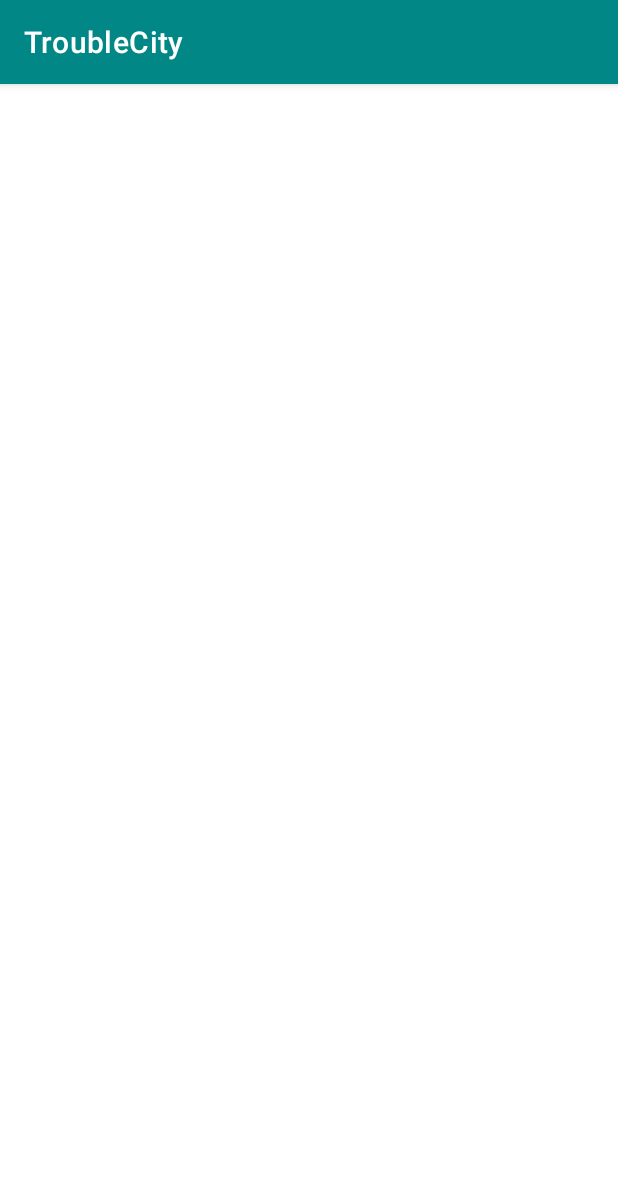
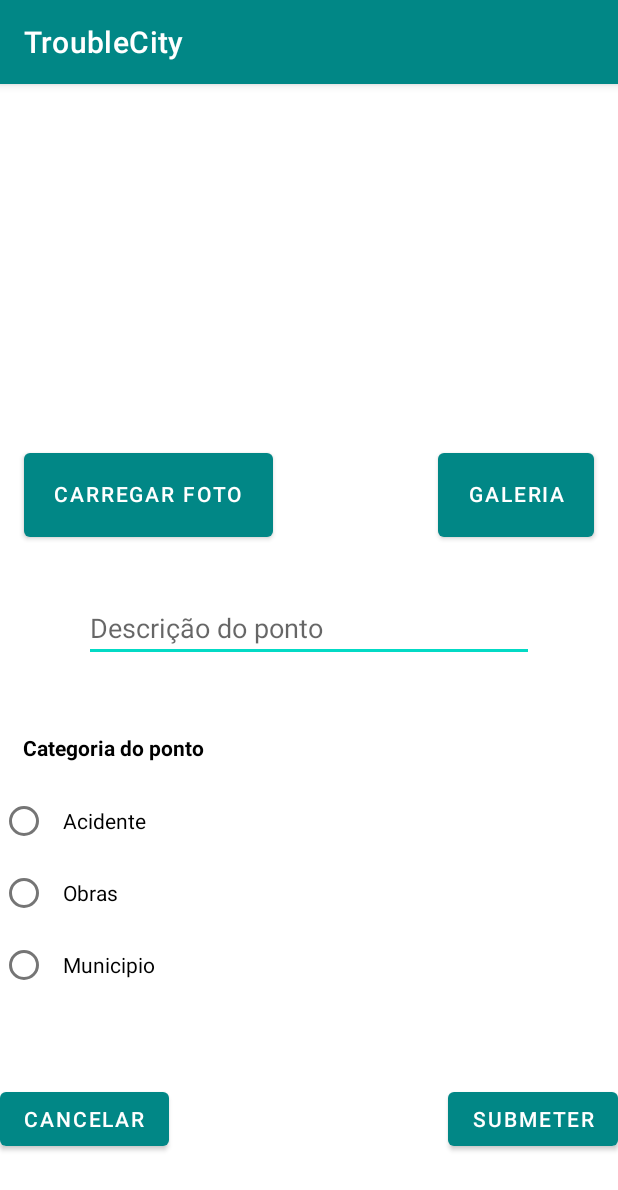
Before and after one commit to SergioRCarvalho/TroubleCity, an Android app: the Reportar screen opened directly, with no data from a screen before it, on a phone screen of 412 x 824 dp. Shown: the top 1190 px of the screen. Run offline under Robolectric (Android 15) with nearby library versions, the phone set to English and light mode, and no system bars.

Commit message:
atualizacao
criacao da atividade

```diff
--- a/app/src/main/AndroidManifest.xml
+++ b/app/src/main/AndroidManifest.xml
@@ -1,13 +1,6 @@
 <?xml version="1.0" encoding="utf-8"?>
 <manifest xmlns:android="http://schemas.android.com/apk/res/android"
     package="ipvc.estg.troublecity">
-
-    <uses-feature android:name="android.hardware.type.watch" />
-
-    <uses-permission android:name="android.permission.ACCESS_FINE_LOCATION" />
-    <uses-permission android:name="android.permission.WAKE_LOCK" />
-    <uses-permission android:name="android.permission.INTERNET" />
-    <uses-permission android:name="android.permission.ACCESS_BACKGROUND_LOCATION" />
 
     <application
         android:allowBackup="true"
@@ -16,7 +9,26 @@
         android:roundIcon="@mipmap/ic_launcher_round"
         android:supportsRtl="true"
         android:theme="@style/Theme.TroubleCity">
-        <activity android:name=".Reportar"></activity>
+        <activity
+            android:name=".Report"
+            android:label="@string/title_activity_report">
+            <intent-filter>
+                <action android:name="android.intent.action.MAIN" />
+
+                <category android:name="android.intent.category.LAUNCHER" />
+            </intent-filter>
+        </activity>
+
+        <!--
+               Set to true if your app is Standalone, that is, it does not require the handheld
+               app to run.
+        -->
+        <activity android:name=".Reportar" />
+
+        <activity
+            android:name=".MapsActivity"
+            android:label="@string/title_activity_maps" />
+        <activity android:name=".NotasActivity" />
         <!--
              The API key for Google Maps-based APIs is defined as a string resource.
              (See the file "res/values/google_maps_api.xml").
@@ -25,16 +37,8 @@
              sign the APK for publishing.
              You can define the keys for the debug and release targets in src/debug/ and src/release/.
         -->
-        <activity
-            android:name=".MapsActivity"
-            android:label="@string/title_activity_maps" />
-        <activity android:name=".NotasActivity" />
         <activity android:name=".LoginActivity" />
         <activity android:name=".Notas_detalhes" />
-        <!--
-               Set to true if your app is Standalone, that is, it does not require the handheld
-               app to run.
-        -->
         <activity android:name=".MainActivity">
             <intent-filter>
                 <action android:name="android.intent.action.MAIN" />
@@ -44,8 +48,27 @@
         </activity>
 
         <meta-data
+            android:name="com.google.android.wearable.standalone"
+            android:value="true" />
+        <!--
+               Set to true if your app is Standalone, that is, it does not require the handheld
+               app to run.
+        -->
+        <meta-data
             android:name="com.google.android.geo.API_KEY"
             android:value="@string/google_maps_key" />
+
+        <uses-library
+            android:name="com.google.android.wearable"
+            android:required="true" />
     </application>
 
+    <uses-feature android:name="android.hardware.type.watch" />
+
+    <uses-permission android:name="android.permission.ACCESS_FINE_LOCATION" />
+    <uses-permission android:name="android.permission.INTERNET" />
+    <uses-permission android:name="android.permission.ACCESS_BACKGROUND_LOCATION" />
+
+    <uses-permission android:name="android.permission.WAKE_LOCK" />
+
 </manifest>
--- a/app/src/main/res/layout/activity_reportar.xml
+++ b/app/src/main/res/layout/activity_reportar.xml
@@ -5,5 +5,113 @@
     android:layout_width="match_parent"
     android:layout_height="match_parent"
     tools:context=".Reportar">
+    <ImageView
+        android:id="@+id/imageView2"
+        android:layout_width="match_parent"
+        android:layout_height="200dp"
+        android:layout_marginStart="16dp"
+        android:layout_marginTop="24dp"
+        android:layout_marginEnd="16dp"
+        app:layout_constraintEnd_toEndOf="parent"
+        app:layout_constraintHorizontal_bias="0.498"
+        app:layout_constraintStart_toStartOf="parent"
+        app:layout_constraintTop_toTopOf="parent"
+        tools:srcCompat="@drawable/ic_add_black_24dp" />
+
+    <Button
+        android:id="@+id/button"
+        android:layout_width="wrap_content"
+        android:layout_height="wrap_content"
+        android:layout_marginTop="16dp"
+        android:includeFontPadding="false"
+        android:padding="20dp"
+        android:text="Carregar foto"
+        app:layout_constraintCircleRadius="3dp"
+        app:layout_constraintStart_toStartOf="@+id/imageView2"
+        app:layout_constraintTop_toBottomOf="@+id/imageView2" />
+
+    <Button
+        android:id="@+id/button4"
+        android:layout_width="wrap_content"
+        android:layout_height="wrap_content"
+        android:includeFontPadding="false"
+        android:padding="20dp"
+        android:text="Galeria"
+        app:layout_constraintBottom_toBottomOf="@+id/button"
+        app:layout_constraintCircleRadius="3dp"
+        app:layout_constraintEnd_toEndOf="@+id/imageView2" />
+
+    <EditText
+        android:id="@+id/editTextTextMultiLine"
+        android:layout_width="300dp"
+        android:layout_height="wrap_content"
+        android:layout_marginTop="32dp"
+        android:ems="10"
+        android:gravity="start|top"
+        android:hint="Descrição do ponto"
+        android:inputType="textMultiLine"
+        app:layout_constraintEnd_toEndOf="@+id/imageView2"
+        app:layout_constraintStart_toStartOf="@+id/imageView2"
+        app:layout_constraintTop_toBottomOf="@+id/button" />
+
+    <RadioGroup
+        android:id="@+id/radioGroup"
+        android:layout_width="match_parent"
+        android:layout_height="wrap_content"
+        android:layout_marginTop="32dp"
+        app:layout_constraintEnd_toEndOf="parent"
+        app:layout_constraintStart_toStartOf="parent"
+        app:layout_constraintTop_toBottomOf="@+id/editTextTextMultiLine">
+
+        <TextView
+            android:id="@+id/textView2"
+            android:layout_width="match_parent"
+            android:layout_height="wrap_content"
+            android:layout_margin="15dp"
+            android:text="Categoria do ponto"
+            android:textColor="@color/black"
+            android:textStyle="bold" />
+
+        <RadioButton
+            android:id="@+id/radioButton"
+            android:layout_width="match_parent"
+            android:layout_height="wrap_content"
+            android:padding="10dp"
+            android:text="Acidente" />
+
+        <RadioButton
+            android:id="@+id/radioButton2"
+            android:layout_width="match_parent"
+            android:layout_height="wrap_content"
+            android:padding="10dp"
+            android:text="Obras" />
+
+        <RadioButton
+            android:id="@+id/radioButton3"
+            android:layout_width="match_parent"
+            android:layout_height="wrap_content"
+            android:padding="10dp"
+            android:text="Municipio" />
+    </RadioGroup>
+
+    <Button
+        android:id="@+id/button2"
+        android:layout_width="wrap_content"
+        android:layout_height="wrap_content"
+        android:layout_marginTop="8dp"
+        android:layout_marginBottom="8dp"
+        android:text="Cancelar"
+        app:layout_constraintBottom_toBottomOf="parent"
+        app:layout_constraintStart_toStartOf="@+id/radioGroup"
+        app:layout_constraintTop_toBottomOf="@+id/radioGroup" />
+
+    <Button
+        android:id="@+id/button3"
+        android:layout_width="wrap_content"
+        android:layout_height="wrap_content"
+        android:text="Submeter"
+        app:layout_constraintBottom_toBottomOf="@+id/button2"
+        app:layout_constraintEnd_toEndOf="@+id/radioGroup" />
+
 
 </androidx.constraintlayout.widget.ConstraintLayout>
--- a/app/src/main/res/values/strings.xml
+++ b/app/src/main/res/values/strings.xml
@@ -27,4 +27,5 @@
     <string name="id">id</string>
     <string name="title_activity_maps">Map</string>
     <string name="add_word">+</string>
+    <string name="title_activity_report">Report</string>
 </resources>
```
